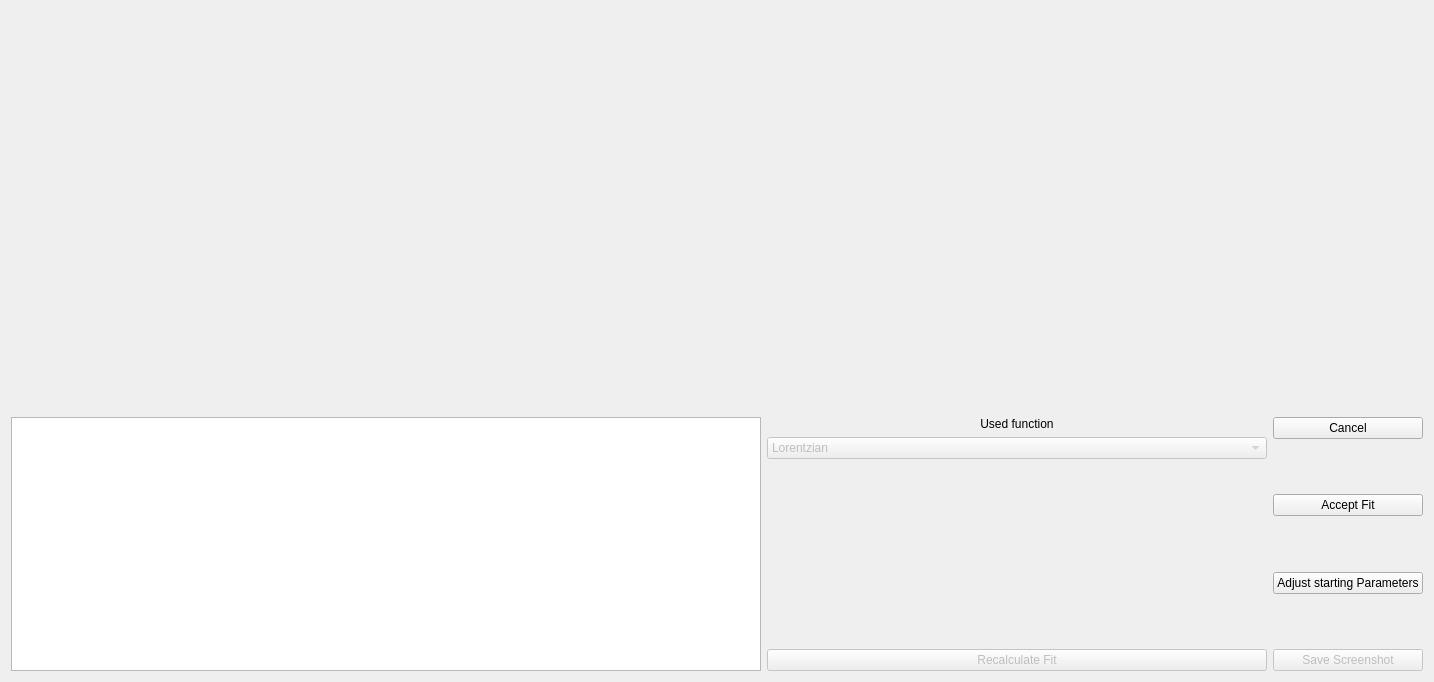
Before: the Qt Designer form src/brillouinview/gui/ui/calibration_fit_window.ui in KirstenSch/BrillouinView, drawn with Qt 5.
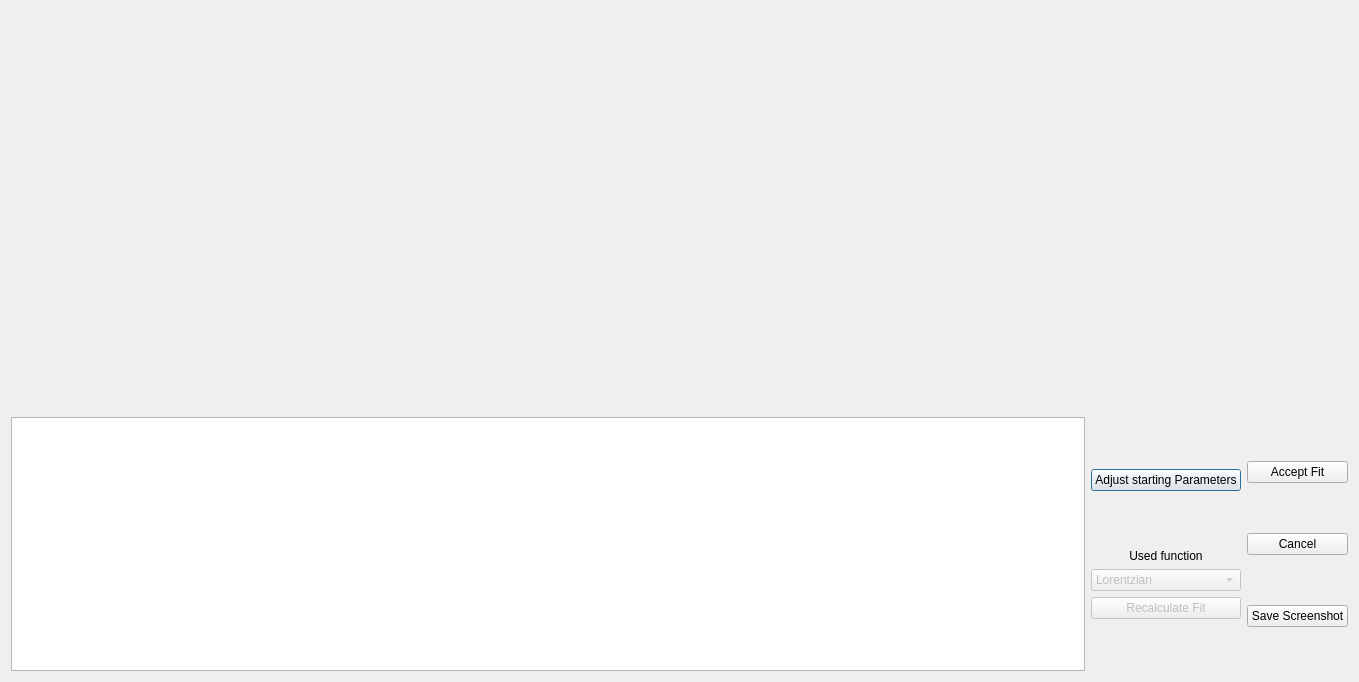
After: the same form once the commit is applied. Custom widgets are drawn as their Qt base class.

Commit message: Save Screenshot of calibration fit window

Patch:
```diff
--- a/src/brillouinview/gui/ui/calibration_fit_window.ui
+++ b/src/brillouinview/gui/ui/calibration_fit_window.ui
@@ -6,7 +6,7 @@
    <rect>
     <x>0</x>
     <y>0</y>
-    <width>1194</width>
+    <width>1359</width>
     <height>682</height>
    </rect>
   </property>
@@ -41,7 +41,7 @@
         <widget class="QTableWidget" name="tableWidget">
          <property name="minimumSize">
           <size>
-           <width>750</width>
+           <width>600</width>
            <height>0</height>
           </size>
          </property>
@@ -56,7 +56,7 @@
           <number>0</number>
          </property>
          <item>
-          <spacer name="verticalSpacer_4">
+          <spacer name="verticalSpacer_5">
            <property name="orientation">
             <enum>Qt::Vertical</enum>
            </property>
@@ -68,6 +68,32 @@
            </property>
           </spacer>
          </item>
+         <item>
+          <widget class="QPushButton" name="button_adjust_calfit">
+           <property name="enabled">
+            <bool>true</bool>
+           </property>
+           <property name="toolTip">
+            <string>Adjust the starting parameters of the fit in case the result is not satisfacory</string>
+           </property>
+           <property name="text">
+            <string>Adjust starting Parameters</string>
+           </property>
+          </widget>
+         </item>
+         <item>
+          <spacer name="verticalSpacer_7">
+           <property name="orientation">
+            <enum>Qt::Vertical</enum>
+           </property>
+           <property name="sizeHint" stdset="0">
+            <size>
+             <width>40</width>
+             <height>40</height>
+            </size>
+           </property>
+          </spacer>
+         </item>
          <item>
           <widget class="QLabel" name="label">
            <property name="text">
@@ -108,19 +134,6 @@
            </item>
           </widget>
          </item>
-         <item>
-          <spacer name="verticalSpacer_6">
-           <property name="orientation">
-            <enum>Qt::Vertical</enum>
-           </property>
-           <property name="sizeHint" stdset="0">
-            <size>
-             <width>500</width>
-             <height>16777215</height>
-            </size>
-           </property>
-          </spacer>
-         </item>
          <item>
           <widget class="QPushButton" name="button_recalc_calfit">
            <property name="enabled">
@@ -132,7 +145,7 @@
           </widget>
          </item>
          <item>
-          <spacer name="verticalSpacer_5">
+          <spacer name="verticalSpacer_10">
            <property name="orientation">
             <enum>Qt::Vertical</enum>
            </property>
@@ -151,6 +164,42 @@
          <property name="rightMargin">
           <number>0</number>
          </property>
+         <item>
+          <spacer name="verticalSpacer">
+           <property name="orientation">
+            <enum>Qt::Vertical</enum>
+           </property>
+           <property name="sizeHint" stdset="0">
+            <size>
+             <width>20</width>
+             <height>40</height>
+            </size>
+           </property>
+          </spacer>
+         </item>
+         <item>
+          <widget class="QPushButton" name="button_accept_calfit">
+           <property name="toolTip">
+            <string>&lt;html&gt;&lt;head/&gt;&lt;body&gt;&lt;p&gt;Accept the presented fit and return to the main window&lt;/p&gt;&lt;/body&gt;&lt;/html&gt;</string>
+           </property>
+           <property name="text">
+            <string>Accept Fit</string>
+           </property>
+          </widget>
+         </item>
+         <item>
+          <spacer name="verticalSpacer_2">
+           <property name="orientation">
+            <enum>Qt::Vertical</enum>
+           </property>
+           <property name="sizeHint" stdset="0">
+            <size>
+             <width>20</width>
+             <height>40</height>
+            </size>
+           </property>
+          </spacer>
+         </item>
          <item>
           <widget class="QPushButton" name="button_cancel_calfit">
            <property name="maximumSize">
@@ -167,29 +216,6 @@
            </property>
           </widget>
          </item>
-         <item>
-          <spacer name="verticalSpacer_2">
-           <property name="orientation">
-            <enum>Qt::Vertical</enum>
-           </property>
-           <property name="sizeHint" stdset="0">
-            <size>
-             <width>20</width>
-             <height>40</height>
-            </size>
-           </property>
-          </spacer>
-         </item>
-         <item>
-          <widget class="QPushButton" name="button_accept_calfit">
-           <property name="toolTip">
-            <string>&lt;html&gt;&lt;head/&gt;&lt;body&gt;&lt;p&gt;Accept the presented fit and return to the main window&lt;/p&gt;&lt;/body&gt;&lt;/html&gt;</string>
-           </property>
-           <property name="text">
-            <string>Accept Fit</string>
-           </property>
-          </widget>
-         </item>
          <item>
           <spacer name="verticalSpacer_3">
            <property name="orientation">
@@ -204,35 +230,9 @@
           </spacer>
          </item>
          <item>
-          <widget class="QPushButton" name="button_adjust_calfit">
+          <widget class="QPushButton" name="button_save_screen">
            <property name="enabled">
             <bool>true</bool>
-           </property>
-           <property name="toolTip">
-            <string>Adjust the starting parameters of the fit in case the result is not satisfacory</string>
-           </property>
-           <property name="text">
-            <string>Adjust starting Parameters</string>
-           </property>
-          </widget>
-         </item>
-         <item>
-          <spacer name="verticalSpacer">
-           <property name="orientation">
-            <enum>Qt::Vertical</enum>
-           </property>
-           <property name="sizeHint" stdset="0">
-            <size>
-             <width>20</width>
-             <height>40</height>
-            </size>
-           </property>
-          </spacer>
-         </item>
-         <item>
-          <widget class="QPushButton" name="pushButton_4">
-           <property name="enabled">
-            <bool>false</bool>
            </property>
            <property name="toolTip">
             <string>&lt;html&gt;&lt;head/&gt;&lt;body&gt;&lt;p&gt;Save a Screenshot of the calibration fit&lt;/p&gt;&lt;/body&gt;&lt;/html&gt;</string>
@@ -242,6 +242,19 @@
            </property>
           </widget>
          </item>
+         <item>
+          <spacer name="verticalSpacer_11">
+           <property name="orientation">
+            <enum>Qt::Vertical</enum>
+           </property>
+           <property name="sizeHint" stdset="0">
+            <size>
+             <width>20</width>
+             <height>40</height>
+            </size>
+           </property>
+          </spacer>
+         </item>
         </layout>
        </item>
       </layout>
```
The commit also changes 2 other files.
